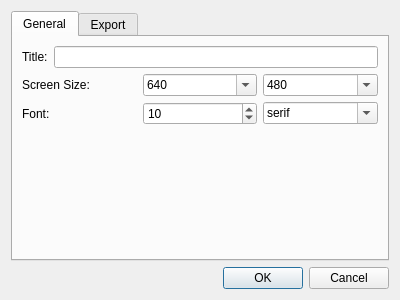
gitGNU/gnu_belle, file Editor/novel_properties_dialog.ui: the form before one commit.
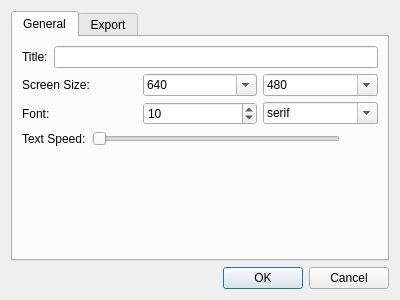
The form after the commit. Icons and pictures are not drawn.

Commit message: Added option to control text speed.

Patch:
```diff
--- a/Editor/novel_properties_dialog.ui
+++ b/Editor/novel_properties_dialog.ui
@@ -185,6 +185,52 @@
          </item>
         </layout>
        </item>
+       <item>
+        <layout class="QHBoxLayout" name="horizontalLayout_5">
+         <item>
+          <widget class="QLabel" name="textSpeedLabel">
+           <property name="text">
+            <string>Text Speed:</string>
+           </property>
+          </widget>
+         </item>
+         <item>
+          <widget class="QSlider" name="textSpeedSlider">
+           <property name="maximum">
+            <number>100</number>
+           </property>
+           <property name="pageStep">
+            <number>1</number>
+           </property>
+           <property name="orientation">
+            <enum>Qt::Horizontal</enum>
+           </property>
+           <property name="invertedControls">
+            <bool>false</bool>
+           </property>
+           <property name="tickPosition">
+            <enum>QSlider::NoTicks</enum>
+           </property>
+           <property name="tickInterval">
+            <number>0</number>
+           </property>
+          </widget>
+         </item>
+         <item>
+          <widget class="QLabel" name="textSpeedValueLabel">
+           <property name="minimumSize">
+            <size>
+             <width>32</width>
+             <height>0</height>
+            </size>
+           </property>
+           <property name="text">
+            <string/>
+           </property>
+          </widget>
+         </item>
+        </layout>
+       </item>
        <item>
         <spacer name="verticalSpacer">
          <property name="orientation">
```
The commit also changes 3 other files.
